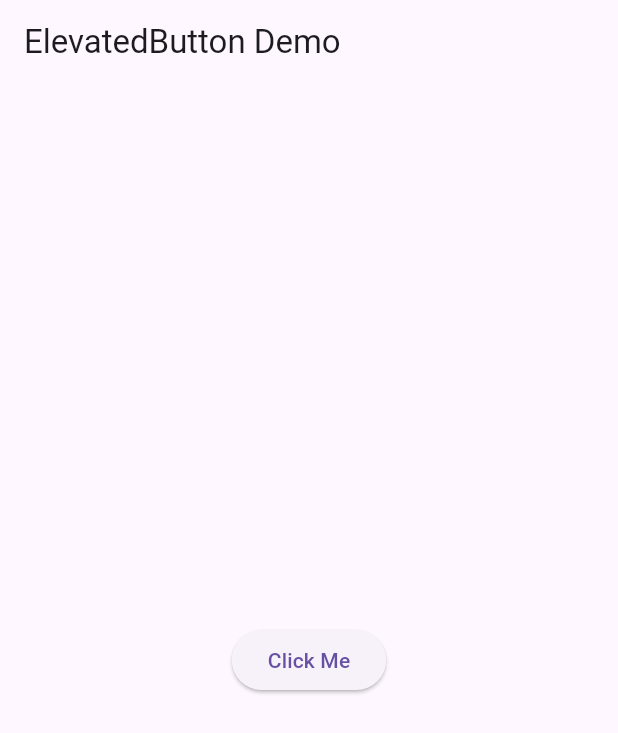
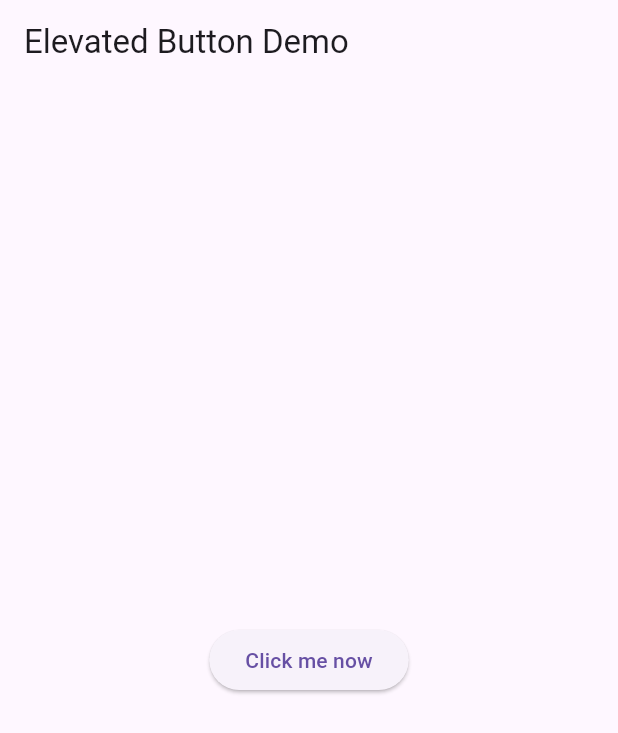
Before and after one commit to Berko-Adepa-Agnes/elevated_button_demo, a Flutter app: the screen it shows after launch, on a phone screen of 412 x 824 dp. Shown: the top 733 px of the screen. Run offline on Flutter 3.47's test engine with Material 3 defaults, Android fonts, the light colour scheme and no system bars.

Commit message:
Initial demo for ElevatedButton presentation

```diff
--- a/lib/main.dart
+++ b/lib/main.dart
@@ -9,25 +9,30 @@ class MyApp extends StatelessWidget {
 
   @override
   Widget build(BuildContext context) {
-    return const MaterialApp(home: ElevatedButtonDemo());
+    return const MaterialApp(
+      title: 'Elevated Button Demo',
+      home: HomeScreen(), // This moves Scaffold into its own widget
+    );
   }
 }
 
-class ElevatedButtonDemo extends StatelessWidget {
-  const ElevatedButtonDemo({super.key});
+class HomeScreen extends StatelessWidget {
+  const HomeScreen({super.key});
 
   @override
   Widget build(BuildContext context) {
     return Scaffold(
-      appBar: AppBar(title: const Text('ElevatedButton Demo')),
+      appBar: AppBar(title: const Text('Elevated Button Demo')),
       body: Center(
         child: ElevatedButton(
           onPressed: () {
-            ScaffoldMessenger.of(
-              context,
-            ).showSnackBar(const SnackBar(content: Text('Button Pressed!')));
+            ScaffoldMessenger.of(context).showSnackBar(
+              const SnackBar(
+                content: Text('You clicked me now!'),
+              ),
+            );
           },
-          child: const Text('Click Me'),
+          child: const Text('Click me now'),
         ),
       ),
     );
```
Also changed, not shown: pubspec.yaml (+3 -67 lines), 2 other files.
